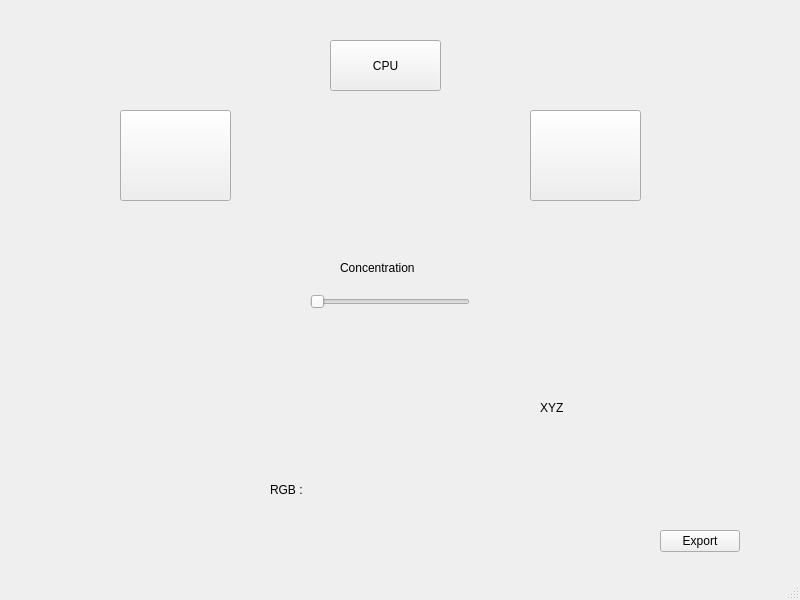
Old version of the form src/mixeur.ui in the repository moearii/SuperPeintureEngine.
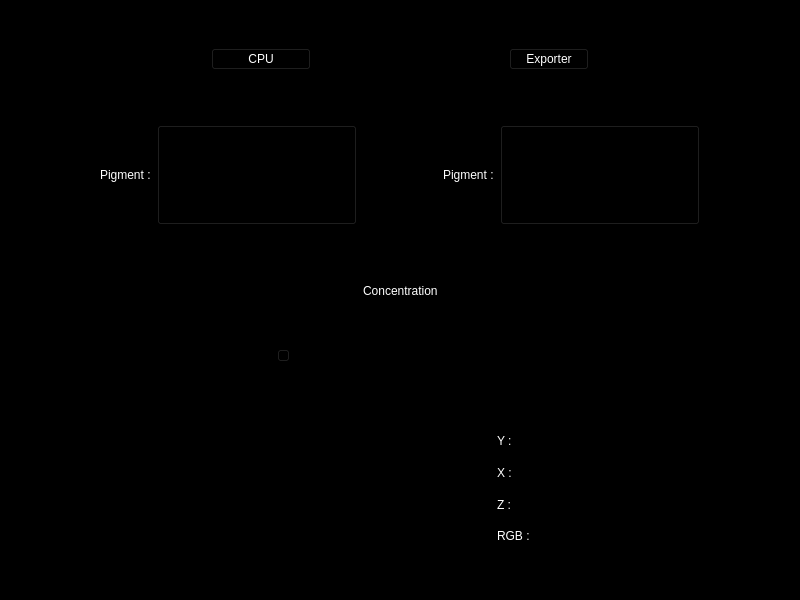
New version of the form. Custom widgets are drawn as their Qt base class.

```diff
--- a/src/mixeur.ui
+++ b/src/mixeur.ui
@@ -16,128 +16,424 @@
   <property name="windowTitle">
    <string>MainWindow</string>
   </property>
+  <property name="styleSheet">
+   <string notr="true">background-color:black; color:white</string>
+  </property>
   <widget class="QWidget" name="centralwidget">
-   <widget class="QPushButton" name="pigment_1">
-    <property name="geometry">
-     <rect>
-      <x>120</x>
-      <y>110</y>
-      <width>111</width>
-      <height>91</height>
-     </rect>
-    </property>
-    <property name="mouseTracking">
-     <bool>false</bool>
-    </property>
-    <property name="text">
-     <string/>
-    </property>
-    <property name="autoDefault">
-     <bool>false</bool>
-    </property>
-   </widget>
-   <widget class="QPushButton" name="pigment_2">
-    <property name="geometry">
-     <rect>
-      <x>530</x>
-      <y>110</y>
-      <width>111</width>
-      <height>91</height>
-     </rect>
-    </property>
-    <property name="text">
-     <string/>
-    </property>
-   </widget>
-   <widget class="QPushButton" name="cpu_gpu">
-    <property name="geometry">
-     <rect>
-      <x>330</x>
-      <y>40</y>
-      <width>111</width>
-      <height>51</height>
-     </rect>
-    </property>
-    <property name="text">
-     <string>CPU</string>
-    </property>
-   </widget>
-   <widget class="QSlider" name="slider">
-    <property name="geometry">
-     <rect>
-      <x>310</x>
-      <y>290</y>
-      <width>160</width>
-      <height>23</height>
-     </rect>
-    </property>
-    <property name="orientation">
-     <enum>Qt::Horizontal</enum>
-    </property>
-   </widget>
-   <widget class="QWidget" name="horizontalLayoutWidget">
-    <property name="geometry">
-     <rect>
-      <x>260</x>
-      <y>360</y>
-      <width>261</width>
-      <height>111</height>
-     </rect>
-    </property>
-    <layout class="QHBoxLayout" name="opengllayout"/>
-   </widget>
-   <widget class="QLabel" name="label_pourcentage">
-    <property name="geometry">
-     <rect>
-      <x>340</x>
-      <y>260</y>
-      <width>111</width>
-      <height>16</height>
-     </rect>
-    </property>
-    <property name="text">
-     <string>Concentration</string>
-    </property>
-   </widget>
-   <widget class="QLabel" name="RGB">
-    <property name="geometry">
-     <rect>
-      <x>270</x>
-      <y>480</y>
-      <width>241</width>
-      <height>20</height>
-     </rect>
-    </property>
-    <property name="text">
-     <string>RGB :</string>
-    </property>
-   </widget>
-   <widget class="QLabel" name="XYZ">
-    <property name="geometry">
-     <rect>
-      <x>540</x>
-      <y>400</y>
-      <width>211</width>
-      <height>16</height>
-     </rect>
-    </property>
-    <property name="text">
-     <string>XYZ</string>
-    </property>
-   </widget>
-   <widget class="QPushButton" name="exportButton">
-    <property name="geometry">
-     <rect>
-      <x>660</x>
-      <y>530</y>
-      <width>80</width>
-      <height>22</height>
-     </rect>
-    </property>
-    <property name="text">
-     <string>Export</string>
-    </property>
-   </widget>
+   <layout class="QVBoxLayout" name="verticalLayout">
+    <item>
+     <widget class="QFrame" name="frame">
+      <property name="maximumSize">
+       <size>
+        <width>16777215</width>
+        <height>100</height>
+       </size>
+      </property>
+      <property name="frameShape">
+       <enum>QFrame::StyledPanel</enum>
+      </property>
+      <property name="frameShadow">
+       <enum>QFrame::Raised</enum>
+      </property>
+      <layout class="QHBoxLayout" name="horizontalLayout">
+       <item>
+        <spacer name="horizontalSpacer_8">
+         <property name="orientation">
+          <enum>Qt::Horizontal</enum>
+         </property>
+         <property name="sizeHint" stdset="0">
+          <size>
+           <width>40</width>
+           <height>20</height>
+          </size>
+         </property>
+        </spacer>
+       </item>
+       <item>
+        <widget class="QPushButton" name="cpu_gpu">
+         <property name="minimumSize">
+          <size>
+           <width>100</width>
+           <height>20</height>
+          </size>
+         </property>
+         <property name="text">
+          <string>CPU</string>
+         </property>
+        </widget>
+       </item>
+       <item>
+        <spacer name="horizontalSpacer_12">
+         <property name="orientation">
+          <enum>Qt::Horizontal</enum>
+         </property>
+         <property name="sizeHint" stdset="0">
+          <size>
+           <width>40</width>
+           <height>20</height>
+          </size>
+         </property>
+        </spacer>
+       </item>
+       <item>
+        <widget class="QPushButton" name="exporter">
+         <property name="text">
+          <string>Exporter</string>
+         </property>
+        </widget>
+       </item>
+       <item>
+        <spacer name="horizontalSpacer_9">
+         <property name="orientation">
+          <enum>Qt::Horizontal</enum>
+         </property>
+         <property name="sizeHint" stdset="0">
+          <size>
+           <width>40</width>
+           <height>20</height>
+          </size>
+         </property>
+        </spacer>
+       </item>
+      </layout>
+     </widget>
+    </item>
+    <item>
+     <widget class="QFrame" name="frame_2">
+      <property name="maximumSize">
+       <size>
+        <width>16777215</width>
+        <height>120</height>
+       </size>
+      </property>
+      <property name="frameShape">
+       <enum>QFrame::StyledPanel</enum>
+      </property>
+      <property name="frameShadow">
+       <enum>QFrame::Raised</enum>
+      </property>
+      <layout class="QHBoxLayout" name="horizontalLayout_2">
+       <item>
+        <spacer name="horizontalSpacer">
+         <property name="orientation">
+          <enum>Qt::Horizontal</enum>
+         </property>
+         <property name="sizeHint" stdset="0">
+          <size>
+           <width>40</width>
+           <height>20</height>
+          </size>
+         </property>
+        </spacer>
+       </item>
+       <item>
+        <widget class="QLabel" name="label">
+         <property name="text">
+          <string>Pigment :</string>
+         </property>
+        </widget>
+       </item>
+       <item>
+        <widget class="QPushButton" name="pigment_1">
+         <property name="minimumSize">
+          <size>
+           <width>200</width>
+           <height>100</height>
+          </size>
+         </property>
+         <property name="styleSheet">
+          <string notr="true">background:transparent; color:black</string>
+         </property>
+         <property name="text">
+          <string/>
+         </property>
+        </widget>
+       </item>
+       <item>
+        <spacer name="horizontalSpacer_3">
+         <property name="orientation">
+          <enum>Qt::Horizontal</enum>
+         </property>
+         <property name="sizeHint" stdset="0">
+          <size>
+           <width>40</width>
+           <height>20</height>
+          </size>
+         </property>
+        </spacer>
+       </item>
+       <item>
+        <widget class="QLabel" name="label_2">
+         <property name="text">
+          <string>Pigment :</string>
+         </property>
+        </widget>
+       </item>
+       <item>
+        <widget class="QPushButton" name="pigment_2">
+         <property name="minimumSize">
+          <size>
+           <width>200</width>
+           <height>100</height>
+          </size>
+         </property>
+         <property name="styleSheet">
+          <string notr="true">background:transparent; color:black;</string>
+         </property>
+         <property name="text">
+          <string/>
+         </property>
+        </widget>
+       </item>
+       <item>
+        <spacer name="horizontalSpacer_2">
+         <property name="orientation">
+          <enum>Qt::Horizontal</enum>
+         </property>
+         <property name="sizeHint" stdset="0">
+          <size>
+           <width>40</width>
+           <height>20</height>
+          </size>
+         </property>
+        </spacer>
+       </item>
+      </layout>
+     </widget>
+    </item>
+    <item>
+     <widget class="QFrame" name="frame_3">
+      <property name="frameShape">
+       <enum>QFrame::StyledPanel</enum>
+      </property>
+      <property name="frameShadow">
+       <enum>QFrame::Raised</enum>
+      </property>
+      <layout class="QVBoxLayout" name="verticalLayout_2">
+       <property name="spacing">
+        <number>0</number>
+       </property>
+       <property name="bottomMargin">
+        <number>4</number>
+       </property>
+       <item>
+        <widget class="QFrame" name="frame_6">
+         <property name="maximumSize">
+          <size>
+           <width>16777215</width>
+           <height>50</height>
+          </size>
+         </property>
+         <property name="frameShape">
+          <enum>QFrame::StyledPanel</enum>
+         </property>
+         <property name="frameShadow">
+          <enum>QFrame::Raised</enum>
+         </property>
+         <layout class="QHBoxLayout" name="horizontalLayout_4">
+          <property name="spacing">
+           <number>-1</number>
+          </property>
+          <item>
+           <spacer name="horizontalSpacer_4">
+            <property name="orientation">
+             <enum>Qt::Horizontal</enum>
+            </property>
+            <property name="sizeHint" stdset="0">
+             <size>
+              <width>40</width>
+              <height>20</height>
+             </size>
+            </property>
+           </spacer>
+          </item>
+          <item>
+           <widget class="QLabel" name="label_pourcentage">
+            <property name="text">
+             <string>Concentration</string>
+            </property>
+           </widget>
+          </item>
+          <item>
+           <spacer name="horizontalSpacer_5">
+            <property name="orientation">
+             <enum>Qt::Horizontal</enum>
+            </property>
+            <property name="sizeHint" stdset="0">
+             <size>
+              <width>40</width>
+              <height>20</height>
+             </size>
+            </property>
+           </spacer>
+          </item>
+         </layout>
+        </widget>
+       </item>
+       <item>
+        <widget class="QFrame" name="frame_8">
+         <property name="maximumSize">
+          <size>
+           <width>16777215</width>
+           <height>50</height>
+          </size>
+         </property>
+         <property name="frameShape">
+          <enum>QFrame::StyledPanel</enum>
+         </property>
+         <property name="frameShadow">
+          <enum>QFrame::Raised</enum>
+         </property>
+         <layout class="QHBoxLayout" name="horizontalLayout_5">
+          <item>
+           <spacer name="horizontalSpacer_10">
+            <property name="orientation">
+             <enum>Qt::Horizontal</enum>
+            </property>
+            <property name="sizeHint" stdset="0">
+             <size>
+              <width>40</width>
+              <height>20</height>
+             </size>
+            </property>
+           </spacer>
+          </item>
+          <item>
+           <widget class="QSlider" name="slider">
+            <property name="orientation">
+             <enum>Qt::Horizontal</enum>
+            </property>
+           </widget>
+          </item>
+          <item>
+           <spacer name="horizontalSpacer_11">
+            <property name="orientation">
+             <enum>Qt::Horizontal</enum>
+            </property>
+            <property name="sizeHint" stdset="0">
+             <size>
+              <width>40</width>
+              <height>20</height>
+             </size>
+            </property>
+           </spacer>
+          </item>
+         </layout>
+        </widget>
+       </item>
+      </layout>
+     </widget>
+    </item>
+    <item>
+     <widget class="QFrame" name="frame_4">
+      <property name="styleSheet">
+       <string notr="true">background-color:black; color:white</string>
+      </property>
+      <property name="frameShape">
+       <enum>QFrame::StyledPanel</enum>
+      </property>
+      <property name="frameShadow">
+       <enum>QFrame::Raised</enum>
+      </property>
+      <layout class="QHBoxLayout" name="horizontalLayout_3">
+       <item>
+        <spacer name="horizontalSpacer_6">
+         <property name="orientation">
+          <enum>Qt::Horizontal</enum>
+         </property>
+         <property name="sizeHint" stdset="0">
+          <size>
+           <width>40</width>
+           <height>20</height>
+          </size>
+         </property>
+        </spacer>
+       </item>
+       <item>
+        <widget class="QFrame" name="frame_7">
+         <property name="frameShape">
+          <enum>QFrame::StyledPanel</enum>
+         </property>
+         <property name="frameShadow">
+          <enum>QFrame::Raised</enum>
+         </property>
+         <layout class="QGridLayout" name="gridLayout_2">
+          <item row="0" column="0">
+           <widget class="RenderingWidget" name="render" native="true">
+            <property name="minimumSize">
+             <size>
+              <width>200</width>
+              <height>0</height>
+             </size>
+            </property>
+           </widget>
+          </item>
+         </layout>
+         <zorder>horizontalLayoutWidget</zorder>
+         <zorder>horizontalLayoutWidget</zorder>
+         <zorder>render</zorder>
+        </widget>
+       </item>
+       <item>
+        <layout class="QHBoxLayout" name="opengllayout"/>
+       </item>
+       <item>
+        <widget class="QFrame" name="frame_5">
+         <property name="frameShape">
+          <enum>QFrame::StyledPanel</enum>
+         </property>
+         <property name="frameShadow">
+          <enum>QFrame::Raised</enum>
+         </property>
+         <layout class="QVBoxLayout" name="verticalLayout_3">
+          <item>
+           <widget class="QLabel" name="Y">
+            <property name="text">
+             <string>Y :</string>
+            </property>
+           </widget>
+          </item>
+          <item>
+           <widget class="QLabel" name="X">
+            <property name="text">
+             <string>X :</string>
+            </property>
+           </widget>
+          </item>
+          <item>
+           <widget class="QLabel" name="Z">
+            <property name="text">
+             <string>Z :</string>
+            </property>
+           </widget>
+          </item>
+          <item>
+           <widget class="QLabel" name="RGB">
+            <property name="text">
+             <string>RGB :</string>
+            </property>
+           </widget>
+          </item>
+         </layout>
+        </widget>
+       </item>
+       <item>
+        <spacer name="horizontalSpacer_7">
+         <property name="orientation">
+          <enum>Qt::Horizontal</enum>
+         </property>
+         <property name="sizeHint" stdset="0">
+          <size>
+           <width>40</width>
+           <height>20</height>
+          </size>
+         </property>
+        </spacer>
+       </item>
+      </layout>
+     </widget>
+    </item>
+   </layout>
   </widget>
   <widget class="QMenuBar" name="menubar">
    <property name="geometry">
@@ -151,6 +447,14 @@
   </widget>
   <widget class="QStatusBar" name="statusbar"/>
  </widget>
+ <customwidgets>
+  <customwidget>
+   <class>RenderingWidget</class>
+   <extends>QWidget</extends>
+   <header>renderingwidget.h</header>
+   <container>1</container>
+  </customwidget>
+ </customwidgets>
  <resources/>
  <connections>
   <connection>
```
Left out of the diff: 5 changed lines with no effect on the pictures.
